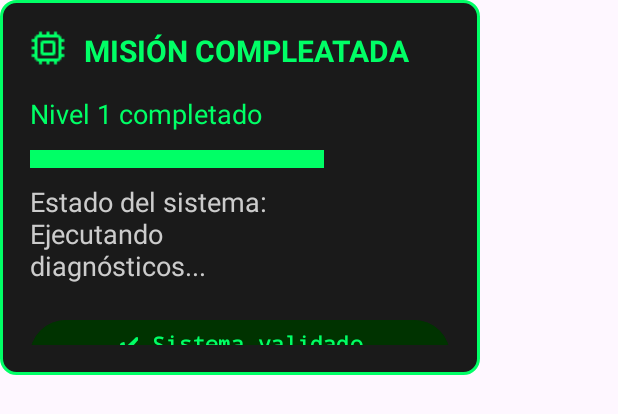
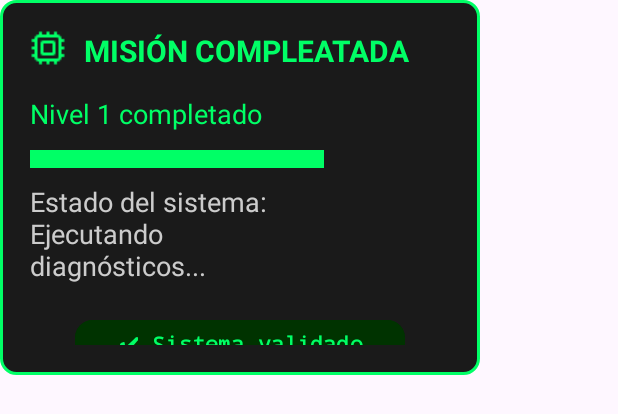
Before and after one commit to williams1031/proyecto, an Android app: the layout mision_completada.xml on its own in the app's theme, with its tools: preview values and no code run, on a phone screen of 412 x 824 dp. Shown: the top 414 px of the screen. Run offline under Robolectric (Android 15) with nearby library versions, the phone set to English and light mode, and no system bars; Roboto replaces fonts that are not available here.

Commit message:
Cambio de tamaño del fondo del mensaje nivel completado

```diff
--- a/app/src/main/res/layout/mision_completada.xml
+++ b/app/src/main/res/layout/mision_completada.xml
@@ -77,14 +77,15 @@
     <!-- Botón de completar -->
     <Button
         android:id="@+id/buttonComplete"
-        android:layout_width="0dp"
+        android:layout_width="220dp"
         android:layout_height="wrap_content"
         android:text="@string/btn_valido"
-        android:backgroundTint="#003300"
+        android:backgroundTint="@color/verde_mas_oscuro"
         android:textColor="@color/verde_claro"
         android:fontFamily="monospace"
         android:textStyle="bold"
         android:layout_marginTop="20dp"
+        app:cornerRadius="12dp"
         app:layout_constraintTop_toBottomOf="@id/statusText"
         app:layout_constraintStart_toStartOf="parent"
         app:layout_constraintEnd_toEndOf="parent" />
--- a/app/src/main/res/values/colors.xml
+++ b/app/src/main/res/values/colors.xml
@@ -8,5 +8,7 @@
     <color name="verde">#00ff00</color>
     <color name="verde_claro">#00FF66</color>
     <color name="verde_oscuro">#006400</color>
+    <color name="verde_mas_oscuro">#003300</color>
+
     <color name="rojo">#FF0000</color>
 </resources>
```
